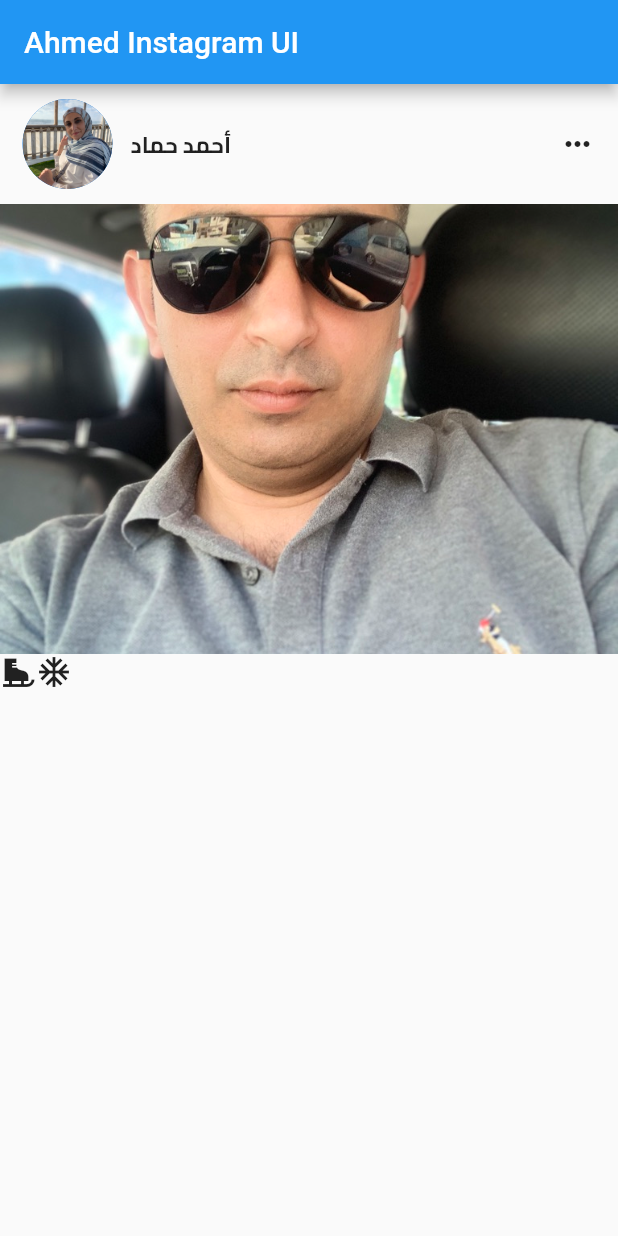
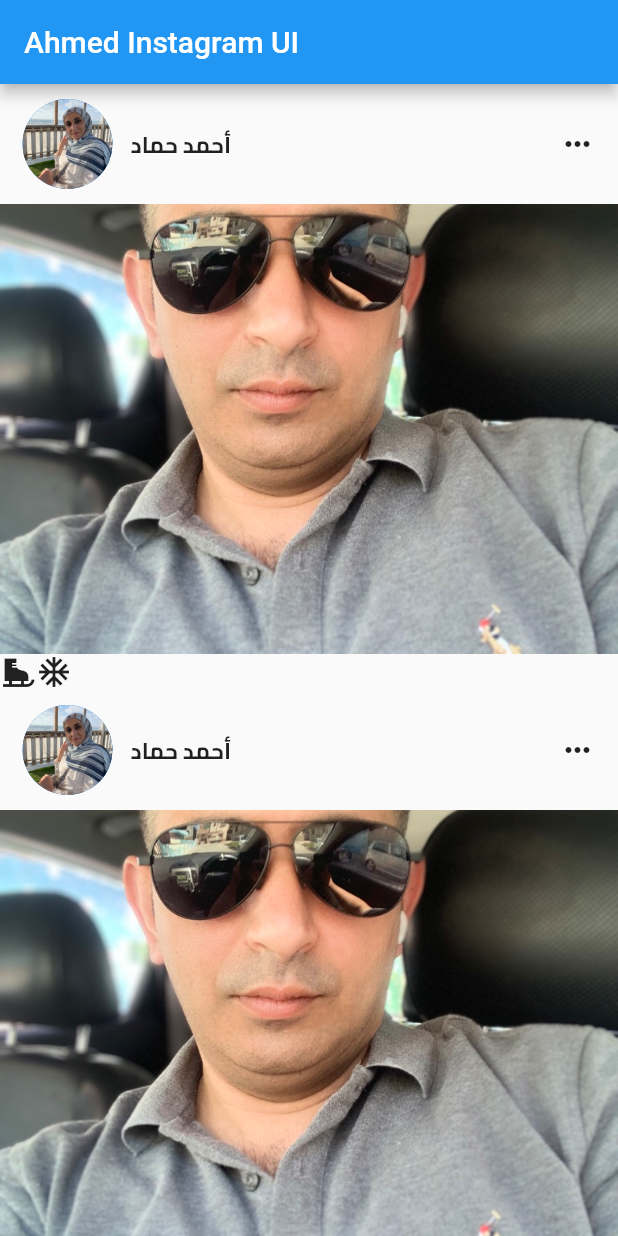
Before and after one commit to ahmedhmmad/GsK-Insta-Ui, a Flutter app: the screen it shows after launch, on a phone screen of 412 x 824 dp. Run offline on Flutter 3.47's test engine with Material 2 defaults, Android fonts, the phone set to English and light mode, and no system bars.

```diff
--- a/lib/main.dart
+++ b/lib/main.dart
@@ -16,13 +16,14 @@ class myInstagram extends StatelessWidget {
       appBar: AppBar(
         title: Text('Ahmed Instagram UI'),
       ),
-      body: Column(
+      body: SingleChildScrollView(
+        child: Column(
           children: [
             Container(
               margin: EdgeInsets.symmetric(vertical: 10, horizontal: 15),
               child: Row(
                 // ignore: prefer_const_literals_to_create_immutables
-              children: [
+                children: const [
                   CircleAvatar(
                     radius: 30,
                     backgroundImage: AssetImage('assets/images/Yasmin.jpeg'),
@@ -54,8 +55,83 @@ class myInstagram extends StatelessWidget {
             Container(
                 child: Row(
               children: [Icon(Icons.ice_skating), Icon(Icons.ac_unit_sharp)],
-          ))
+            )),
+            Container(
+              margin: EdgeInsets.symmetric(vertical: 10, horizontal: 15),
+              child: Row(
+                // ignore: prefer_const_literals_to_create_immutables
+                children: const [
+                  CircleAvatar(
+                    radius: 30,
+                    backgroundImage: AssetImage('assets/images/Yasmin.jpeg'),
+                  ),
+                  SizedBox(
+                    width: 12,
+                  ),
+                  Text(
+                    'أحمد حماد',
+                    style: TextStyle(
+                        fontFamily: "Cairo",
+                        fontSize: 15,
+                        fontWeight: FontWeight.bold,
+                        fontStyle: FontStyle.normal),
+                  ),
+                  Spacer(),
+                  Icon(Icons.more_horiz_rounded),
                 ],
+              ),
+            ),
+            Container(
+              width: double.infinity,
+              height: 300,
+              child: Image(
+                image: AssetImage('assets/images/Ahmed.jpeg'),
+                fit: BoxFit.cover,
+              ),
+            ),
+            Container(
+                child: Row(
+              children: [Icon(Icons.ice_skating), Icon(Icons.ac_unit_sharp)],
+            )),
+            Container(
+              margin: EdgeInsets.symmetric(vertical: 10, horizontal: 15),
+              child: Row(
+                // ignore: prefer_const_literals_to_create_immutables
+                children: const [
+                  CircleAvatar(
+                    radius: 30,
+                    backgroundImage: AssetImage('assets/images/Yasmin.jpeg'),
+                  ),
+                  SizedBox(
+                    width: 12,
+                  ),
+                  Text(
+                    'أحمد حماد',
+                    style: TextStyle(
+                        fontFamily: "Cairo",
+                        fontSize: 15,
+                        fontWeight: FontWeight.bold,
+                        fontStyle: FontStyle.normal),
+                  ),
+                  Spacer(),
+                  Icon(Icons.more_horiz_rounded),
+                ],
+              ),
+            ),
+            Container(
+              width: double.infinity,
+              height: 300,
+              child: Image(
+                image: AssetImage('assets/images/Ahmed.jpeg'),
+                fit: BoxFit.cover,
+              ),
+            ),
+            Container(
+                child: Row(
+              children: [Icon(Icons.ice_skating), Icon(Icons.ac_unit_sharp)],
+            )),
+          ],
+        ),
       ),
     ));
   }
--- a/pubspec.yaml
+++ b/pubspec.yaml
@@ -30,6 +30,7 @@ flutter:
   assets:
      - assets/images/Yasmin.jpeg
      - assets/images/Ahmed.jpeg
+     - assets/icons/send.png
 
 
 
```
Also changed, not shown: lib/data/dummy.data.dart (added, +41 -0 lines), lib/models/post.dart (added, +11 -0 lines), lib/models/postResponses.dart (added, +12 -0 lines), lib/models/user.dart (added, +9 -0 lines). Lines whose indentation alone changed are shown as unchanged.
